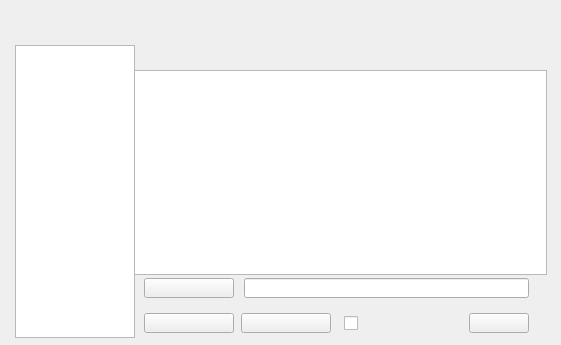
Above: ui/confw.ui from UbuntuKylin/kylin-software-center before the change. Below: the same form after it.
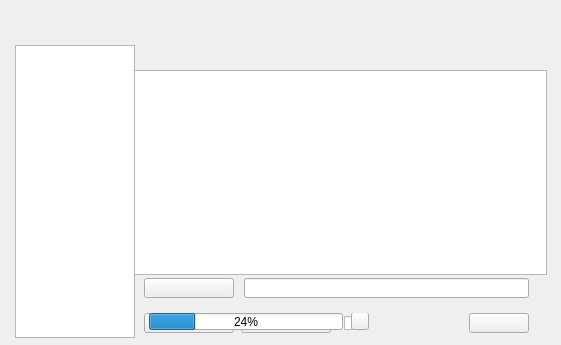
That is the form after the change.

What changed in the file:
```diff
--- a/ui/confw.ui
+++ b/ui/confw.ui
@@ -143,6 +143,42 @@
      <string/>
     </property>
    </widget>
+   <widget class="QWidget" name="processwidget" native="true">
+    <property name="geometry">
+     <rect>
+      <x>15</x>
+      <y>268</y>
+      <width>220</width>
+      <height>17</height>
+     </rect>
+    </property>
+    <widget class="QProgressBar" name="progressBar">
+     <property name="geometry">
+      <rect>
+       <x>0</x>
+       <y>0</y>
+       <width>194</width>
+       <height>17</height>
+      </rect>
+     </property>
+     <property name="value">
+      <number>24</number>
+     </property>
+    </widget>
+    <widget class="QPushButton" name="btnCancel">
+     <property name="geometry">
+      <rect>
+       <x>202</x>
+       <y>-1</y>
+       <width>18</width>
+       <height>18</height>
+      </rect>
+     </property>
+     <property name="text">
+      <string/>
+     </property>
+    </widget>
+   </widget>
   </widget>
   <widget class="QLabel" name="bg">
    <property name="geometry">
```
